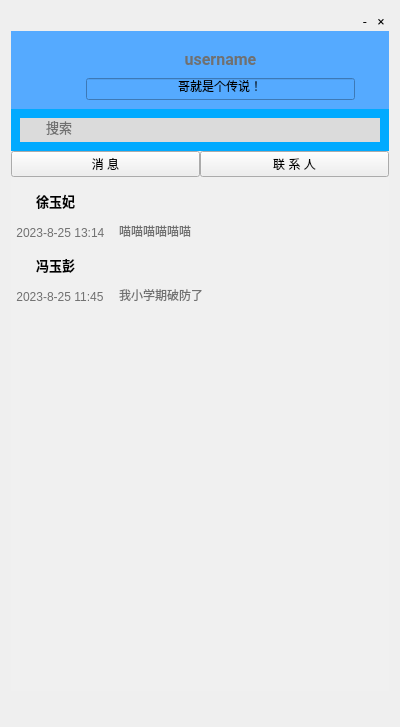
Qt form Client/client.ui (BIT-Linpop-DevTeam/LinpopClientDemo) before a commit.
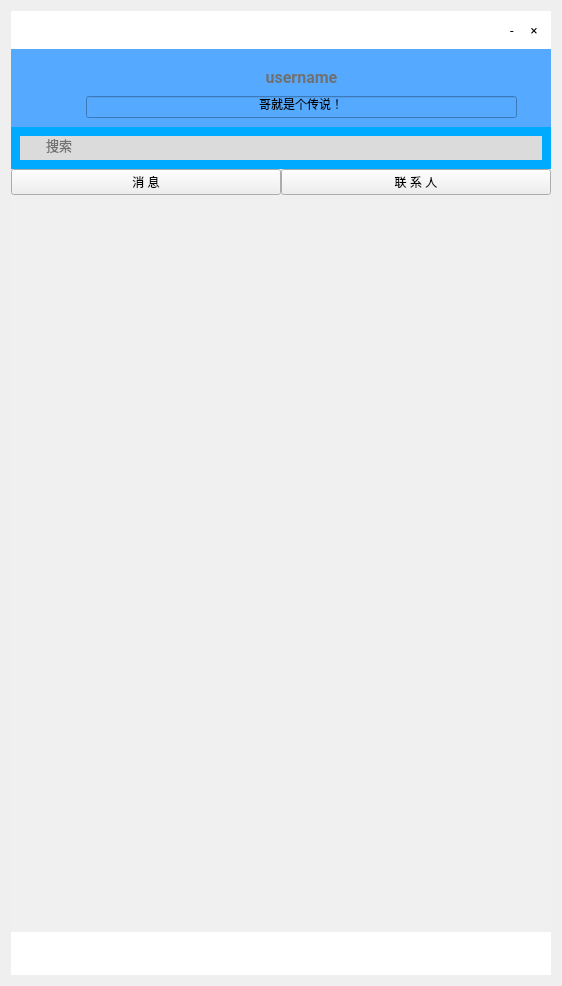
The same form after that commit. Icons and pictures are not drawn.

What changed in the file:
```diff
--- a/Client/client.ui
+++ b/Client/client.ui
@@ -6,8 +6,8 @@
    <rect>
     <x>0</x>
     <y>0</y>
-    <width>400</width>
-    <height>727</height>
+    <width>562</width>
+    <height>986</height>
    </rect>
   </property>
   <property name="minimumSize">
@@ -54,6 +54,11 @@
     <number>0</number>
    </property>
    <item>
+    <widget class="QWidget" name="top" native="true">
+     <property name="styleSheet">
+      <string notr="true">background-color: rgb(255, 255, 255);
+</string>
+     </property>
     <layout class="QHBoxLayout" name="horizontalLayout_4">
      <item>
       <spacer name="horizontalSpacer">
@@ -151,6 +156,7 @@
       </widget>
      </item>
     </layout>
+    </widget>
    </item>
    <item>
     <widget class="QWidget" name="user" native="true">
@@ -424,8 +430,8 @@
              <rect>
               <x>0</x>
               <y>0</y>
-              <width>380</width>
-              <height>516</height>
+              <width>542</width>
+              <height>775</height>
              </rect>
             </property>
             <property name="sizePolicy">
@@ -467,52 +473,6 @@
                <property name="spacing">
                 <number>0</number>
                </property>
-               <item>
-                <widget class="QRadioButton" name="radioButton">
-                 <property name="sizePolicy">
-                  <sizepolicy hsizetype="Expanding" vsizetype="Fixed">
-                   <horstretch>0</horstretch>
-                   <verstretch>0</verstretch>
-                  </sizepolicy>
-                 </property>
-                 <property name="minimumSize">
-                  <size>
-                   <width>0</width>
-                   <height>48</height>
-                  </size>
-                 </property>
-                 <property name="font">
-                  <font>
-                   <family>Roboto</family>
-                   <pointsize>10</pointsize>
-                   <weight>75</weight>
-                   <bold>true</bold>
-                  </font>
-                 </property>
-                 <property name="styleSheet">
-                  <string notr="true">QRadioButton{
-        background-color: rgb(240, 240, 240);
-        spacing: 25px;
-}
-QRadioButton:hover{
-        background-color: rgb(219, 219, 219);
-        spacing: 25px;
-}
-QRadioButton:press{
-        background-color: rgb(219, 219, 219);
-        spacing: 25px;
-}
-QRadioButton:indicator{
-        width: 0px;
-        height: 0px;
-        border: none;
-}</string>
-                 </property>
-                 <property name="text">
-                  <string>徐玉妃</string>
-                 </property>
-                </widget>
-               </item>
                <item>
                 <widget class="QWidget" name="message" native="true">
                  <property name="sizePolicy">
@@ -548,31 +508,6 @@
                   <property name="bottomMargin">
                    <number>0</number>
                   </property>
-                  <item>
-                   <widget class="QLineEdit" name="time">
-                    <property name="sizePolicy">
-                     <sizepolicy hsizetype="Preferred" vsizetype="Fixed">
-                      <horstretch>0</horstretch>
-                      <verstretch>0</verstretch>
-                     </sizepolicy>
-                    </property>
-                    <property name="text">
-                     <string> 2023-8-25 13:14</string>
-                    </property>
-                   </widget>
-                  </item>
-                  <item>
-                   <widget class="QLineEdit" name="msg">
-                    <property name="styleSheet">
-                     <string notr="true">color: rgb(112, 112, 112);
-background-color: rgb(240, 240, 240);
-</string>
-                    </property>
-                    <property name="text">
-                     <string>喵喵喵喵喵喵</string>
-                    </property>
-                   </widget>
-                  </item>
                  </layout>
                 </widget>
                </item>
@@ -583,52 +518,6 @@
                <property name="spacing">
                 <number>0</number>
                </property>
-               <item>
-                <widget class="QRadioButton" name="radioButton_2">
-                 <property name="sizePolicy">
-                  <sizepolicy hsizetype="Expanding" vsizetype="Fixed">
-                   <horstretch>0</horstretch>
-                   <verstretch>0</verstretch>
-                  </sizepolicy>
-                 </property>
-                 <property name="minimumSize">
-                  <size>
-                   <width>0</width>
-                   <height>48</height>
-                  </size>
-                 </property>
-                 <property name="font">
-                  <font>
-                   <family>Roboto</family>
-                   <pointsize>10</pointsize>
-                   <weight>75</weight>
-                   <bold>true</bold>
-                  </font>
-                 </property>
-                 <property name="styleSheet">
-                  <string notr="true">QRadioButton{
-        background-color: rgb(240, 240, 240);
-        spacing: 25px;
-}
-QRadioButton:hover{
-        background-color: rgb(219, 219, 219);
-        spacing: 25px;
-}
-QRadioButton:press{
-        background-color: rgb(219, 219, 219);
-        spacing: 25px;
-}
-QRadioButton:indicator{
-        width: 0px;
-        height: 0px;
-        border: none;
-}</string>
-                 </property>
-                 <property name="text">
-                  <string>冯玉彭</string>
-                 </property>
-                </widget>
-               </item>
                <item>
                 <widget class="QWidget" name="message_2" native="true">
                  <property name="sizePolicy">
@@ -664,49 +553,11 @@
                   <property name="bottomMargin">
                    <number>0</number>
                   </property>
-                  <item>
-                   <widget class="QLineEdit" name="time_2">
-                    <property name="sizePolicy">
-                     <sizepolicy hsizetype="Preferred" vsizetype="Fixed">
-                      <horstretch>0</horstretch>
-                      <verstretch>0</verstretch>
-                     </sizepolicy>
-                    </property>
-                    <property name="text">
-                     <string> 2023-8-25 11:45</string>
-                    </property>
-                   </widget>
-                  </item>
-                  <item>
-                   <widget class="QLineEdit" name="msg_2">
-                    <property name="styleSheet">
-                     <string notr="true">color: rgb(112, 112, 112);
-background-color: rgb(240, 240, 240);
-</string>
-                    </property>
-                    <property name="text">
-                     <string>我小学期破防了</string>
-                    </property>
-                   </widget>
-                  </item>
                  </layout>
                 </widget>
                </item>
               </layout>
              </item>
-             <item>
-              <spacer name="verticalSpacer_2">
-               <property name="orientation">
-                <enum>Qt::Vertical</enum>
-               </property>
-               <property name="sizeHint" stdset="0">
-                <size>
-                 <width>20</width>
-                 <height>40</height>
-                </size>
-               </property>
-              </spacer>
-             </item>
             </layout>
            </widget>
           </widget>
@@ -794,6 +645,10 @@
     </layout>
    </item>
    <item>
+    <widget class="QWidget" name="bottom" native="true">
+     <property name="styleSheet">
+      <string notr="true">background-color: rgb(255, 255, 255);</string>
+     </property>
     <layout class="QHBoxLayout" name="horizontalLayout_7">
      <property name="spacing">
       <number>0</number>
@@ -853,6 +708,7 @@
       </widget>
      </item>
     </layout>
+    </widget>
    </item>
   </layout>
   <zorder>Search</zorder>
```
Left out of the diff: 4 changed lines with no effect on the pictures. Lines whose indentation alone changed are shown as unchanged.
